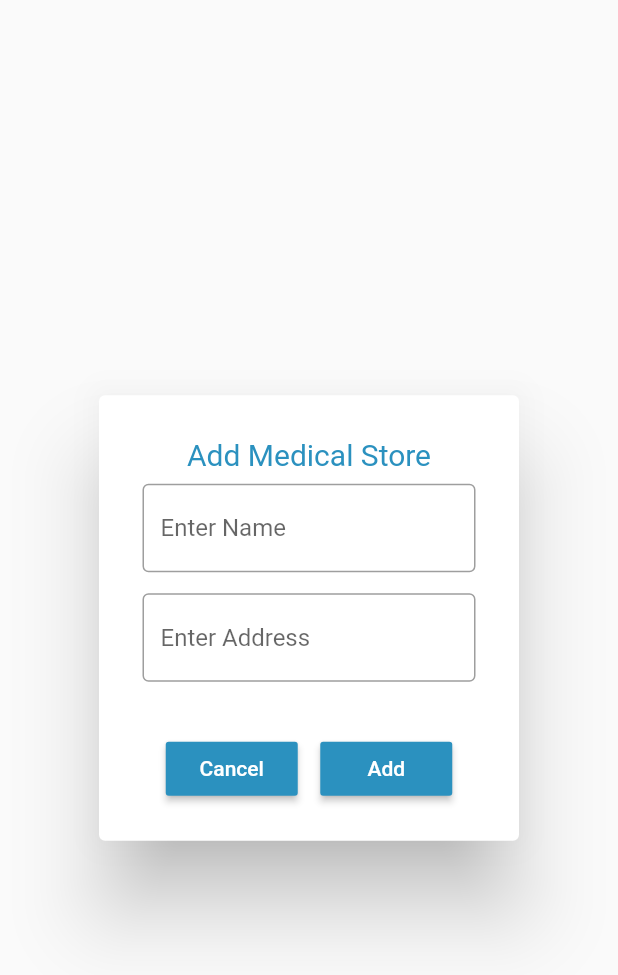
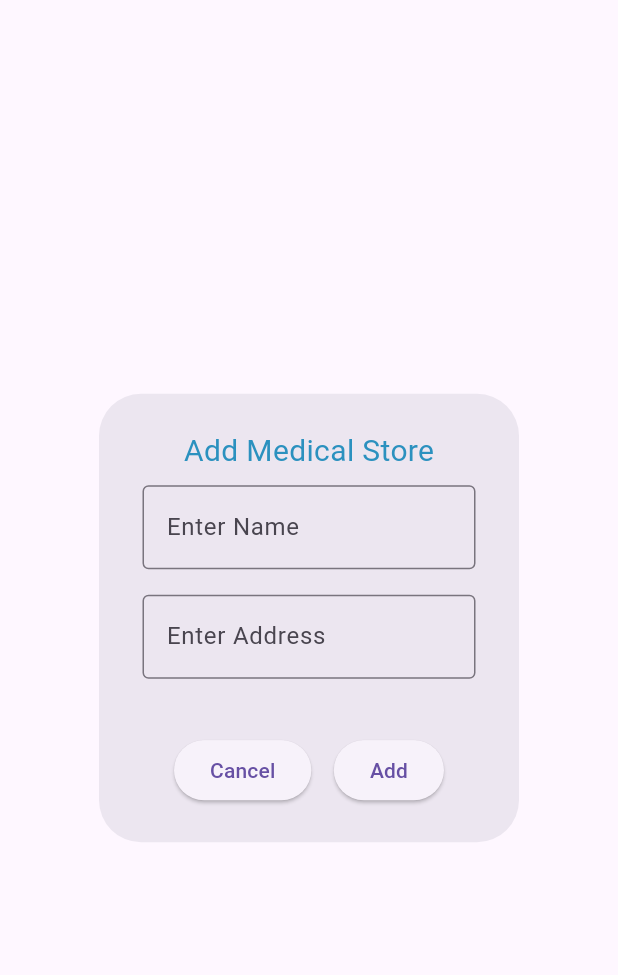
Before and after one commit to sherazahmad720/MediTech, a Flutter app: the AddMedicalStoreDialog widget shown alone on an empty page, opened directly, on a phone screen of 412 x 824 dp. Shown: the top 975 px of the screen. Run offline on Flutter 3.47's test engine with Material 2 defaults, Android fonts, the phone set to English and light mode, and no system bars; our stand-ins replace cloud_firestore, firebase_auth, firebase_core, fluttericon, get, google_fonts and 4 more; missing offline and left inert: flutter_simple_calculator; accounts and stored records are empty.

Commit message:
update the code to newest version of flutter

```diff
--- a/lib/main.dart
+++ b/lib/main.dart
@@ -1,4 +1,3 @@
-import 'package:cloud_firestore/cloud_firestore.dart';
 import 'package:flutter/material.dart';
 import 'package:medi_tech/src/controllers/app.dart';
 import 'package:firebase_core/firebase_core.dart';
--- a/lib/src/controllers/app.dart
+++ b/lib/src/controllers/app.dart
@@ -10,7 +10,10 @@ class MyApp extends StatelessWidget {
     final colors = Get.put(ColorController());
     return GetMaterialApp(
       debugShowCheckedModeBanner: false,
-      theme: ThemeData(primaryColor: colors.bg),
+      theme: ThemeData(
+        primaryColor: colors.bg,
+        useMaterial3: true,
+      ),
       home: SplashScreen(),
     );
   }
--- a/lib/src/pages/medicalstore_list.dart
+++ b/lib/src/pages/medicalstore_list.dart
@@ -95,13 +95,13 @@ class _MedicalStoreListState extends State<MedicalStoreList> {
                                             mainAxisAlignment:
                                                 MainAxisAlignment.spaceBetween,
                                             children: [
-                                              RaisedButton(
+                                              ElevatedButton(
                                                 onPressed: () {
                                                   Get.back();
                                                 },
                                                 child: Text("Cancel"),
                                               ),
-                                              RaisedButton(
+                                              ElevatedButton(
                                                 onPressed: () {
                                                   dbController
                                                       .deleteMedicalStore(
--- a/lib/src/pages/medicine_list.dart
+++ b/lib/src/pages/medicine_list.dart
@@ -94,13 +94,13 @@ class _MedicineListState extends State<MedicineList> {
                                             mainAxisAlignment:
                                                 MainAxisAlignment.spaceBetween,
                                             children: [
-                                              RaisedButton(
+                                              ElevatedButton(
                                                 onPressed: () {
                                                   Get.back();
                                                 },
                                                 child: Text("Cancel"),
                                               ),
-                                              RaisedButton(
+                                              ElevatedButton(
                                                 onPressed: () {
                                                   dbController.deleteMedicine(
                                                       data.medId.toString());
--- a/lib/src/pages/order_page.dart
+++ b/lib/src/pages/order_page.dart
@@ -42,8 +42,8 @@ class _OrderPageState extends State<OrderPage> {
                     children: [
                       Padding(
                         padding: const EdgeInsets.symmetric(horizontal: 50.0),
-                        child: RaisedButton(
-                            color: Colors.green,
+                        child: ElevatedButton(
+                            // color: Colors.green,
                             child: Text("Save order"),
                             onPressed: () async {
                               Get.offAll(HomePage());
--- a/lib/src/pages/orders_list.dart
+++ b/lib/src/pages/orders_list.dart
@@ -82,13 +82,13 @@ class _OrdersListPageState extends State<OrdersListPage> {
                                                   MainAxisAlignment
                                                       .spaceBetween,
                                               children: [
-                                                RaisedButton(
+                                                ElevatedButton(
                                                   onPressed: () {
                                                     Get.back();
                                                   },
                                                   child: Text("Cancel"),
                                                 ),
-                                                RaisedButton(
+                                                ElevatedButton(
                                                   onPressed: () {
                                                     dbController
                                                         .deleteOrderList(data
--- a/lib/src/widgets/add_medical_store_dialoge.dart
+++ b/lib/src/widgets/add_medical_store_dialoge.dart
@@ -81,9 +81,9 @@ class _AddMedicalStoreDialogState extends State<AddMedicalStoreDialog> {
             Row(
               mainAxisAlignment: MainAxisAlignment.center,
               children: [
-                RaisedButton(
-                  textColor: Colors.white,
-                  color: Theme.of(context).primaryColor,
+                ElevatedButton(
+                  // textColor: Colors.white,
+                  // color: Theme.of(context).primaryColor,
                   child: Text("Cancel"),
                   onPressed: () {
                     Navigator.of(context).pop();
@@ -95,9 +95,9 @@ class _AddMedicalStoreDialogState extends State<AddMedicalStoreDialog> {
                 ),
                 _isUploading
                     ? CircularProgressIndicator()
-                    : RaisedButton(
-                        textColor: Colors.white,
-                        color: Theme.of(context).primaryColor,
+                    : ElevatedButton(
+                        // textColor: Colors.white,
+                        // color: Theme.of(context).primaryColor,
                         child: Text("Add"),
                         onPressed: () {
                           if (nameController.text != "" &&
```
Also changed, not shown: lib/src/widgets/add_medicine_dialoge.dart (+6 -6 lines), lib/src/widgets/select_quantity_dialoge.dart (+6 -6 lines), pubspec.yaml (+6 -6 lines), pubspec.lock, 4 other files.
